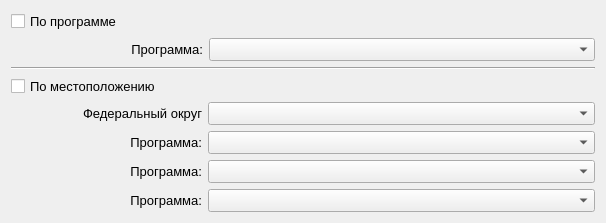
mipatov/subd, file gui/Forms/filterform.ui: the form before one commit.
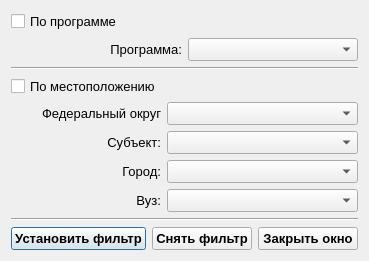
The form after the commit.

```diff
--- a/gui/Forms/filterform.ui
+++ b/gui/Forms/filterform.ui
@@ -2,32 +2,39 @@
 <ui version="4.0">
  <class>Dialog</class>
  <widget class="QDialog" name="Dialog">
+  <property name="windowModality">
+   <enum>Qt::WindowModal</enum>
+  </property>
   <property name="geometry">
    <rect>
     <x>0</x>
     <y>0</y>
-    <width>606</width>
-    <height>215</height>
+    <width>369</width>
+    <height>258</height>
    </rect>
   </property>
+  <property name="sizePolicy">
+   <sizepolicy hsizetype="MinimumExpanding" vsizetype="MinimumExpanding">
+    <horstretch>0</horstretch>
+    <verstretch>0</verstretch>
+   </sizepolicy>
+  </property>
   <property name="windowTitle">
    <string>Фильтрация</string>
   </property>
-  <layout class="QGridLayout" name="gridLayout_2">
-   <item row="3" column="0" colspan="2">
-    <widget class="Line" name="line">
-     <property name="orientation">
-      <enum>Qt::Horizontal</enum>
-     </property>
-    </widget>
-   </item>
-   <item row="1" column="1">
-    <widget class="QComboBox" name="comboBox">
+  <layout class="QGridLayout" name="gridLayout_4">
+   <item row="0" column="0">
+    <layout class="QGridLayout" name="gridLayout_3">
+     <item row="0" column="0">
+      <widget class="QCheckBox" name="checkprog">
      <property name="font">
       <font>
        <pointsize>10</pointsize>
       </font>
      </property>
+       <property name="text">
+        <string>По программе</string>
+       </property>
     </widget>
    </item>
    <item row="1" column="0">
@@ -51,19 +58,28 @@
      </property>
     </widget>
    </item>
-   <item row="4" column="0" colspan="2">
+     <item row="1" column="1">
+      <widget class="QComboBox" name="prog">
+       <property name="font">
+        <font>
+         <pointsize>10</pointsize>
+        </font>
+       </property>
+      </widget>
+     </item>
+    </layout>
+   </item>
+   <item row="1" column="0">
+    <widget class="Line" name="line">
+     <property name="orientation">
+      <enum>Qt::Horizontal</enum>
+     </property>
+    </widget>
+   </item>
+   <item row="2" column="0">
     <layout class="QGridLayout" name="gridLayout">
-     <item row="3" column="1" colspan="2">
-      <widget class="QComboBox" name="comboBox_5">
-       <property name="font">
-        <font>
-         <pointsize>10</pointsize>
-        </font>
-       </property>
-      </widget>
-     </item>
      <item row="0" column="0">
-      <widget class="QCheckBox" name="checkBox_2">
+      <widget class="QCheckBox" name="checkgeo">
        <property name="maximumSize">
         <size>
          <width>192</width>
@@ -88,15 +104,15 @@
         </font>
        </property>
        <property name="text">
-        <string>Программа:</string>
+        <string>Субъект:</string>
        </property>
        <property name="alignment">
         <set>Qt::AlignRight|Qt::AlignTrailing|Qt::AlignVCenter</set>
        </property>
       </widget>
      </item>
-     <item row="2" column="1" colspan="2">
-      <widget class="QComboBox" name="comboBox_4">
+     <item row="3" column="1" colspan="2">
+      <widget class="QComboBox" name="city">
        <property name="font">
         <font>
          <pointsize>10</pointsize>
@@ -104,21 +120,6 @@
        </property>
       </widget>
      </item>
-     <item row="3" column="0">
-      <widget class="QLabel" name="label_5">
-       <property name="font">
-        <font>
-         <pointsize>10</pointsize>
-        </font>
-       </property>
-       <property name="text">
-        <string>Программа:</string>
-       </property>
-       <property name="alignment">
-        <set>Qt::AlignRight|Qt::AlignTrailing|Qt::AlignVCenter</set>
-       </property>
-      </widget>
-     </item>
      <item row="4" column="0">
       <widget class="QLabel" name="label_4">
        <property name="font">
@@ -127,7 +128,31 @@
         </font>
        </property>
        <property name="text">
-        <string>Программа:</string>
+        <string>Вуз:</string>
+       </property>
+       <property name="alignment">
+        <set>Qt::AlignRight|Qt::AlignTrailing|Qt::AlignVCenter</set>
+       </property>
+      </widget>
+     </item>
+     <item row="2" column="1" colspan="2">
+      <widget class="QComboBox" name="subj">
+       <property name="font">
+        <font>
+         <pointsize>10</pointsize>
+        </font>
+       </property>
+      </widget>
+     </item>
+     <item row="3" column="0">
+      <widget class="QLabel" name="label_5">
+       <property name="font">
+        <font>
+         <pointsize>10</pointsize>
+        </font>
+       </property>
+       <property name="text">
+        <string>Город:</string>
        </property>
        <property name="alignment">
         <set>Qt::AlignRight|Qt::AlignTrailing|Qt::AlignVCenter</set>
@@ -149,17 +174,8 @@
        </property>
       </widget>
      </item>
-     <item row="4" column="1" colspan="2">
-      <widget class="QComboBox" name="comboBox_2">
-       <property name="font">
-        <font>
-         <pointsize>10</pointsize>
-        </font>
-       </property>
-      </widget>
-     </item>
      <item row="1" column="1" colspan="2">
-      <widget class="QComboBox" name="comboBox_3">
+      <widget class="QComboBox" name="fedokrug">
        <property name="font">
         <font>
          <pointsize>10</pointsize>
@@ -167,19 +183,69 @@
        </property>
       </widget>
      </item>
+     <item row="4" column="1" colspan="2">
+      <widget class="QComboBox" name="vuz">
+       <property name="font">
+        <font>
+         <pointsize>10</pointsize>
+        </font>
+       </property>
+      </widget>
+     </item>
     </layout>
    </item>
-   <item row="0" column="0">
-    <widget class="QCheckBox" name="checkBox">
+   <item row="3" column="0">
+    <layout class="QGridLayout" name="gridLayout_2">
+     <item row="0" column="0" colspan="3">
+      <widget class="Line" name="line_2">
+       <property name="orientation">
+        <enum>Qt::Horizontal</enum>
+       </property>
+      </widget>
+     </item>
+     <item row="1" column="0">
+      <widget class="QPushButton" name="applybtn">
      <property name="font">
       <font>
        <pointsize>10</pointsize>
+         <weight>75</weight>
+         <bold>true</bold>
       </font>
      </property>
      <property name="text">
-      <string>По программе</string>
-     </property>
-    </widget>
+        <string>Установить фильтр</string>
+       </property>
+      </widget>
+     </item>
+     <item row="1" column="1">
+      <widget class="QPushButton" name="discardbtn">
+       <property name="font">
+        <font>
+         <pointsize>10</pointsize>
+         <weight>75</weight>
+         <bold>true</bold>
+        </font>
+       </property>
+       <property name="text">
+        <string>Снять фильтр</string>
+       </property>
+      </widget>
+     </item>
+     <item row="1" column="2">
+      <widget class="QPushButton" name="closebtn">
+       <property name="font">
+        <font>
+         <pointsize>10</pointsize>
+         <weight>75</weight>
+         <bold>true</bold>
+        </font>
+       </property>
+       <property name="text">
+        <string>Закрыть окно</string>
+       </property>
+      </widget>
+     </item>
+    </layout>
    </item>
   </layout>
  </widget>
```
Left out of the diff: 19 changed lines with no effect on the pictures. Lines whose indentation alone changed are shown as unchanged.
